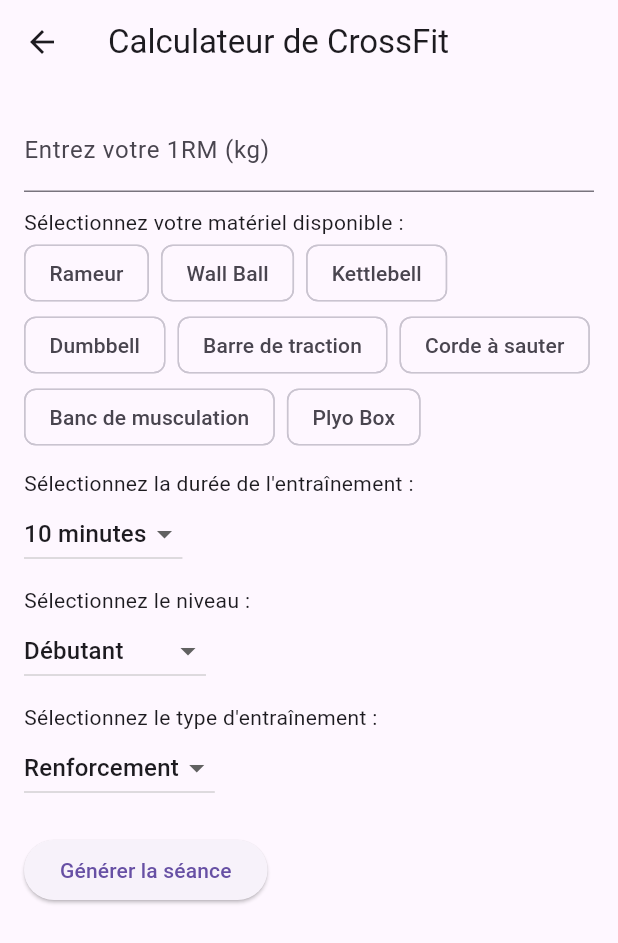
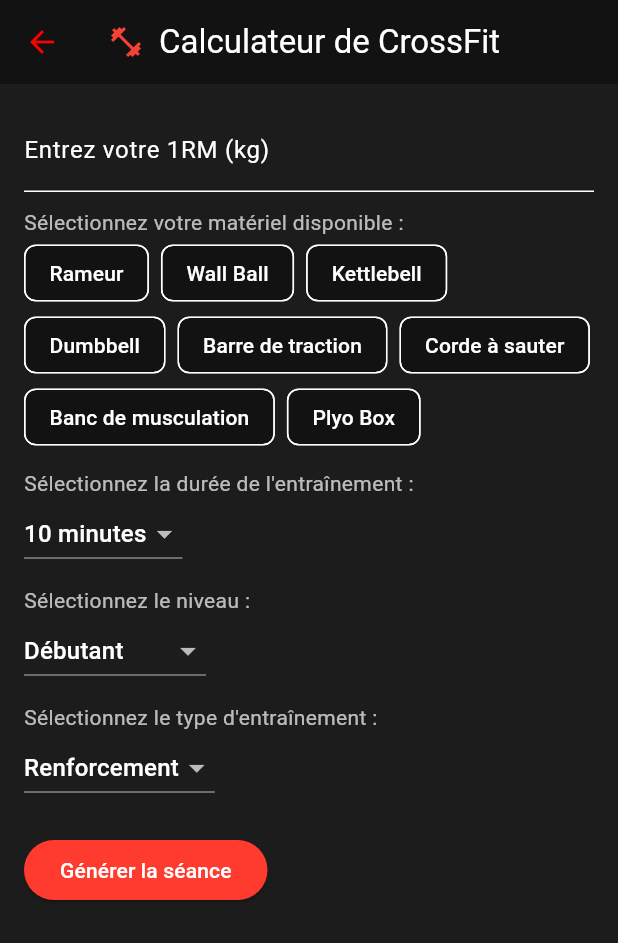
Before and after one commit to Marco8313/course_app, a Flutter app: the CrossFitCalculatorPage screen opened directly, on a phone screen of 412 x 824 dp. Shown: the top 943 px of the screen. Run offline on Flutter 3.47's test engine with Material 3 defaults, Android fonts, the phone set to English and light mode, and no system bars.

Commit message:
Add files via upload

```diff
--- a/lib/crossfit_calculator_page.dart
+++ b/lib/crossfit_calculator_page.dart
@@ -218,10 +218,47 @@
 
   @override
   Widget build(BuildContext context) {
-    return Scaffold(
+    // CrossFit theme definition
+    ThemeData crossfitTheme = ThemeData(
+      primaryColor: Color(0xFF1C1C1C), // Dark background color
+      colorScheme: ColorScheme.dark().copyWith(
+        secondary: Color(0xFFFF3B30), // Rouge vif pour les accents
+        primary: Color(0xFF1C1C1C), // Noir pour la couleur primaire
+      ),
+      scaffoldBackgroundColor: Color(0xFF1C1C1C),
+      textTheme: TextTheme(
+        bodyLarge: TextStyle(color: Colors.white),
+        bodyMedium: TextStyle(color: Colors.white70),
+      ),
+      elevatedButtonTheme: ElevatedButtonThemeData(
+        style: ElevatedButton.styleFrom(
+          backgroundColor: Color(0xFFFF3B30), // Red for buttons
+          foregroundColor: Colors.white, // White text on buttons
+        ),
+      ),
+    );
+
+    return Theme(
+        data: crossfitTheme, // Apply the CrossFit theme here
+        child: Scaffold(
           appBar: AppBar(
-        title: const Text('Calculateur de CrossFit'),
+            leading: IconButton(
+              icon: const Icon(Icons.arrow_back,
+                  color: Color.fromARGB(255, 255, 0, 0)),
+              onPressed: () {
+                Navigator.of(context).pop();
+              },
             ),
+            title: Row(
+              children: [
+                const Icon(Icons.fitness_center,
+                    color: Colors.red), // Icon next to the title
+                const SizedBox(
+                    width: 10), // Spacing between the icon and the text
+                const Text('Calculateur de CrossFit'),
+              ],
+            ),
+          ), // Close the AppBar here
           body: SingleChildScrollView(
             child: Padding(
               padding: const EdgeInsets.all(16.0),
@@ -258,7 +295,8 @@
                                 true, // Permet au GridView d'être contenu dans le ScrollView
                             physics:
                                 const NeverScrollableScrollPhysics(), // Empêche le GridView de défiler indépendamment
-                        gridDelegate: SliverGridDelegateWithFixedCrossAxisCount(
+                            gridDelegate:
+                                SliverGridDelegateWithFixedCrossAxisCount(
                               crossAxisCount:
                                   columns, // Nombre de colonnes dynamiques
                               crossAxisSpacing: 4.0,
@@ -268,7 +306,8 @@
                             ),
                             itemCount: _percentageTable.length,
                             itemBuilder: (context, index) {
-                          String key = _percentageTable.keys.elementAt(index);
+                              String key =
+                                  _percentageTable.keys.elementAt(index);
                               return Container(
                                 padding: const EdgeInsets.all(5.0),
                                 decoration: BoxDecoration(
@@ -338,8 +377,12 @@
                         _selectedLevel = newValue!;
                       });
                     },
-                items: <String>['Débutant', 'Intermédiaire', 'Avancé', 'Expert']
-                    .map<DropdownMenuItem<String>>((String value) {
+                    items: <String>[
+                      'Débutant',
+                      'Intermédiaire',
+                      'Avancé',
+                      'Expert'
+                    ].map<DropdownMenuItem<String>>((String value) {
                       return DropdownMenuItem<String>(
                         value: value,
                         child: Text(value),
@@ -377,7 +420,8 @@
                   if (_suggestions.isNotEmpty) ...[
                     const Text(
                       "Séance suggérée :",
-                  style: TextStyle(fontSize: 16, fontWeight: FontWeight.bold),
+                      style:
+                          TextStyle(fontSize: 16, fontWeight: FontWeight.bold),
                     ),
                     const SizedBox(height: 10),
                     Text(_suggestions, style: const TextStyle(fontSize: 16)),
@@ -386,6 +430,6 @@
               ),
             ),
           ),
-    );
+        ));
   }
 }
```
Also changed, not shown: lib/hyrox_calculator_page.dart (+16 -6 lines), lib/main.dart (+58 -24 lines), lib/running_calculator_page.dart (+35 -4 lines). Lines whose indentation alone changed are shown as unchanged.
